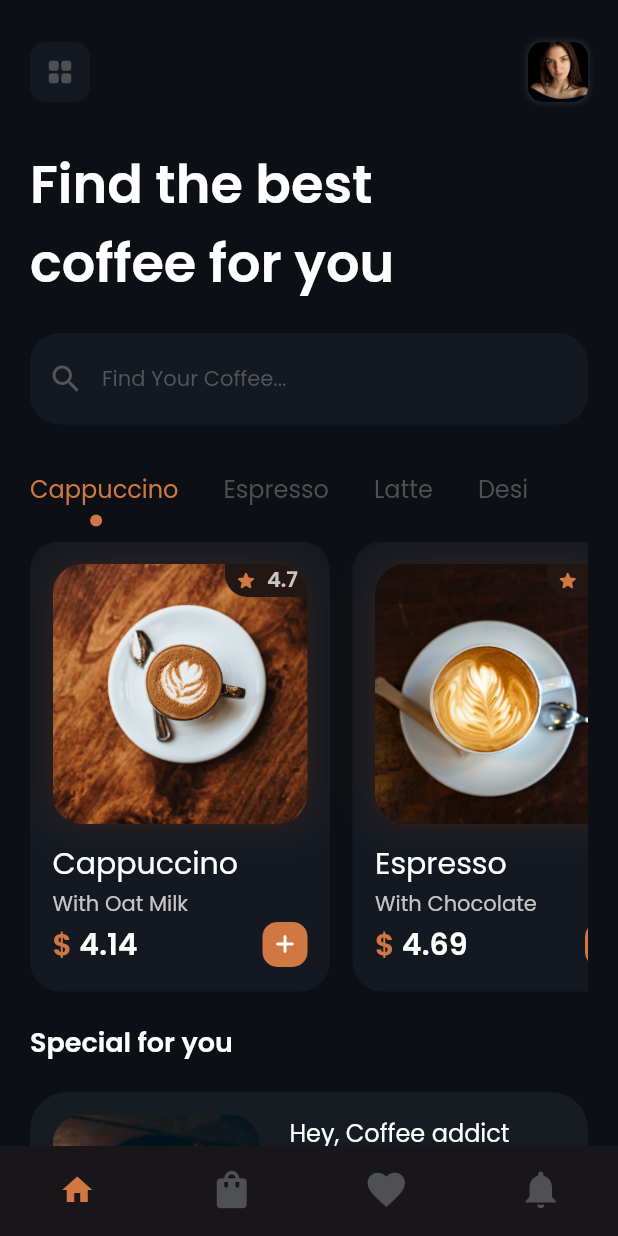
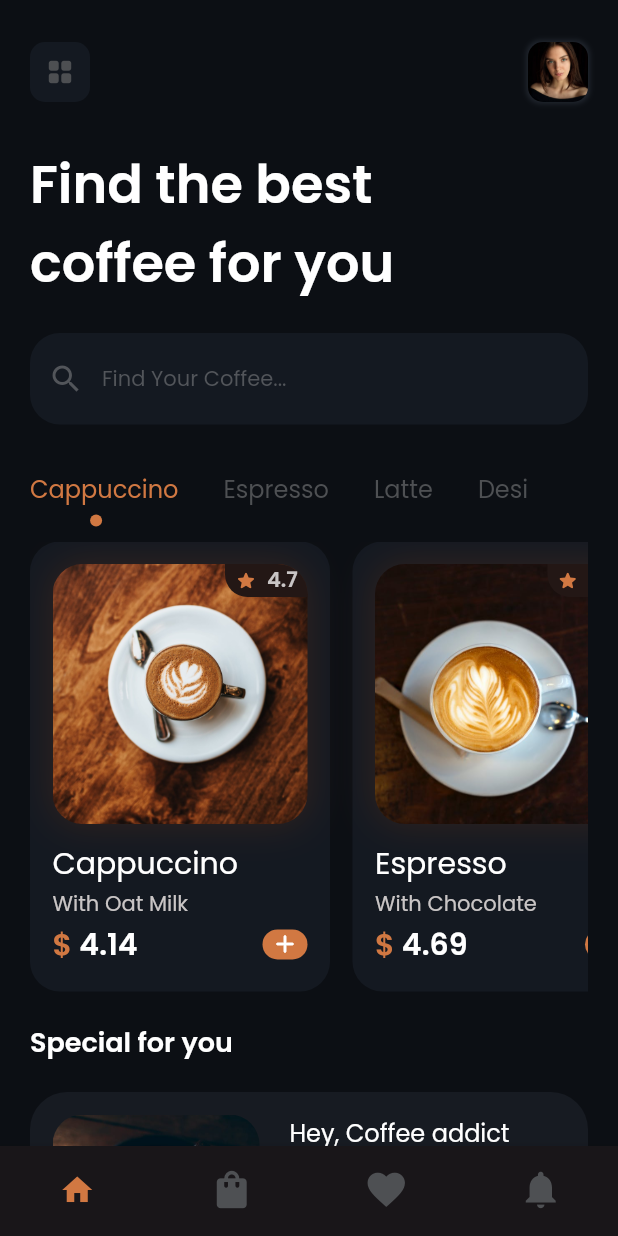
Before and after one commit to geoffembuscad0/Flutter-Geoffee-CoffeeShop, a Flutter app: the screen it shows after launch, on a phone screen of 412 x 824 dp. Run offline on Flutter 3.47's test engine with Material 2 defaults, Android fonts, the phone set to English and light mode, and no system bars; our stand-ins replace flutter_screenutil.

Commit message:
Fix height overflow

```diff
--- a/lib/widgets/coffee_item.dart
+++ b/lib/widgets/coffee_item.dart
@@ -108,7 +108,7 @@ class CoffeeItems extends StatelessWidget {
                                   ),
                                 ),
                                 Container(
-                                  height: 30,
+                                  // height: 30,
                                   width: 30,
                                   decoration: BoxDecoration(
                                     color: AppColors.orange,
```
